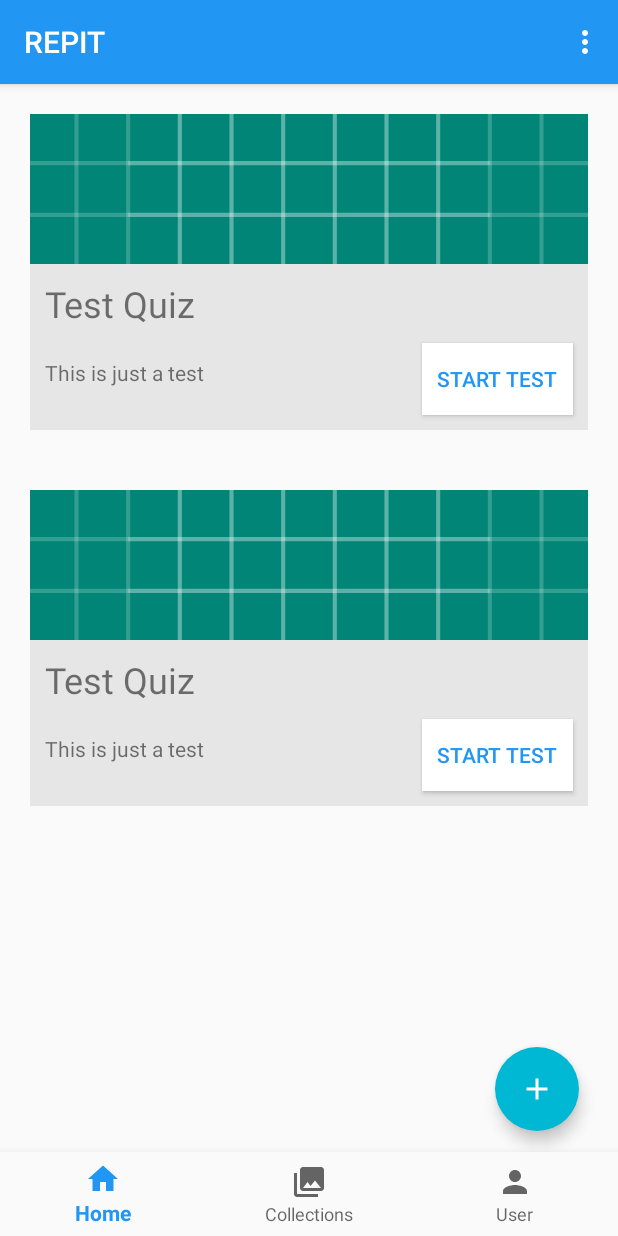
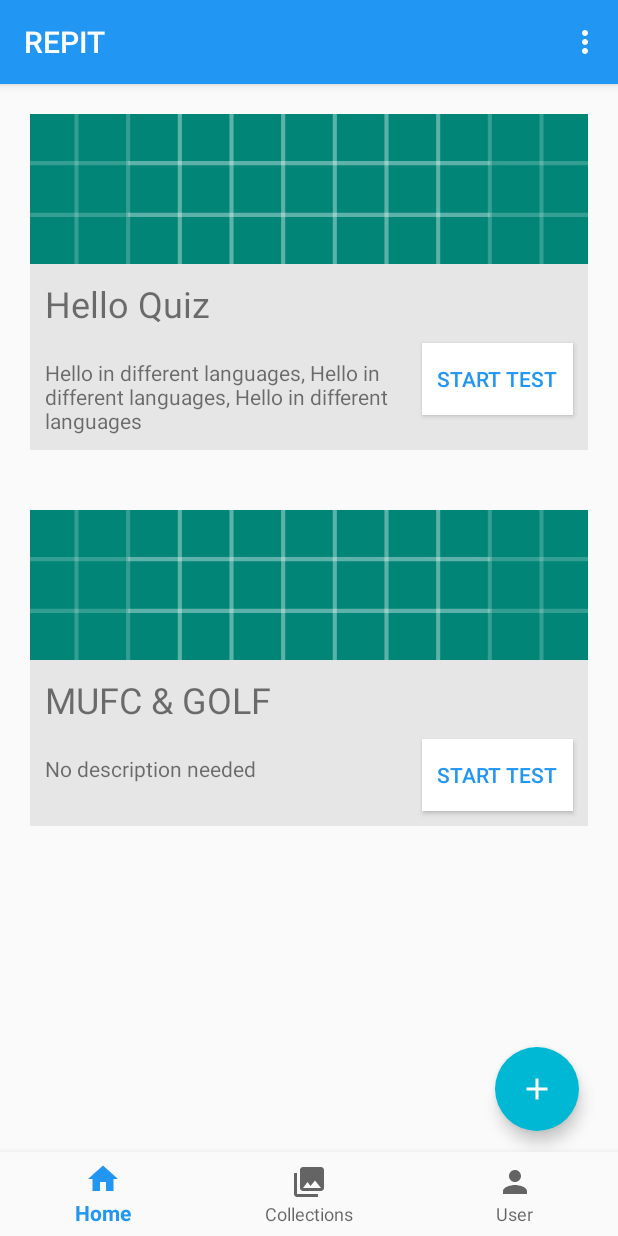
Before and after one commit to AGrefslie/REPIT_Project, an Android app: the screen it shows after launch (MainActivity), on a phone screen of 412 x 824 dp. Run offline under Robolectric (Android 15) with nearby library versions, the phone set to English and light mode, and no system bars; our stand-ins replace Firebase (no records; nobody signed in at launch, a user with empty details on screens opened directly), navigation-ui; libraries missing offline, so code that uses them is left out: com.firebase.ui; pictures from the network do not load; 1 statement that could not run was skipped.

Commit message:
Minor fixes to list_item layout

```diff
--- a/app/src/main/java/com/example/repit_project/home_fragment.kt
+++ b/app/src/main/java/com/example/repit_project/home_fragment.kt
@@ -48,8 +48,8 @@ class home_fragment : Fragment() {
 
 
         val QuizList = listOf(
-            Quiz("Test Quiz", "This is just a test", "https://images.unsplash.com/photo-1524646432175-d58115a8a854?ixlib=rb-1.2.1&ixid=eyJhcHBfaWQiOjEyMDd9&auto=format&fit=crop&w=1050&q=80", false, QuestionList1),
-            Quiz("Test Quiz", "This is just a test", "https://images.unsplash.com/photo-1524646432175-d58115a8a854?ixlib=rb-1.2.1&ixid=eyJhcHBfaWQiOjEyMDd9&auto=format&fit=crop&w=1050&q=80", false, QuestionList2)
+            Quiz("Hello Quiz", "Hello in different languages, Hello in different languages, Hello in different languages", "https://i.ytimg.com/vi/kJ2dr9jAThY/maxresdefault.jpg", false, QuestionList1),
+            Quiz("MUFC & GOLF", "No description needed", "https://www.soccerpro.com/wp-content/uploads/2018/02/ManchesterUnited_1280x800.jpg", false, QuestionList2)
             //Quiz("Test Quiz", "This is just a test", "https://images.unsplash.com/photo-1524646432175-d58115a8a854?ixlib=rb-1.2.1&ixid=eyJhcHBfaWQiOjEyMDd9&auto=format&fit=crop&w=1050&q=80", false, QuestionList),
             //Quiz("Test Quiz", "This is just a test", "https://images.unsplash.com/photo-1524646432175-d58115a8a854?ixlib=rb-1.2.1&ixid=eyJhcHBfaWQiOjEyMDd9&auto=format&fit=crop&w=1050&q=80", false, QuestionList),
             //Quiz("Test Quiz", "This is just a test", "https://images.unsplash.com/photo-1524646432175-d58115a8a854?ixlib=rb-1.2.1&ixid=eyJhcHBfaWQiOjEyMDd9&auto=format&fit=crop&w=1050&q=80", false, QuestionList)
--- a/app/src/main/res/layout/layout_listitem.xml
+++ b/app/src/main/res/layout/layout_listitem.xml
@@ -28,7 +28,7 @@
     </TextView>
 
     <TextView
-        android:layout_width="wrap_content"
+        android:layout_width="240sp"
         android:layout_height="wrap_content"
         android:text="@string/description"
         android:id="@+id/quiz_description"
--- a/app/src/main/res/values/strings.xml
+++ b/app/src/main/res/values/strings.xml
@@ -12,4 +12,8 @@
     <string name="hello_blank_fragment">Hello blank fragment</string>
     <string name="login">Login</string>
     <string name="signOut">Sign Out</string>
+    <string name="email">Email</string>
+    <string name="username">Username</string>
+    <string name="userImage">user image</string>
+    <string name="user_cover_image">User cover image</string>
 </resources>
```
Also changed, not shown: app/src/main/res/layout/fragment_user.xml (+4 -13 lines).
